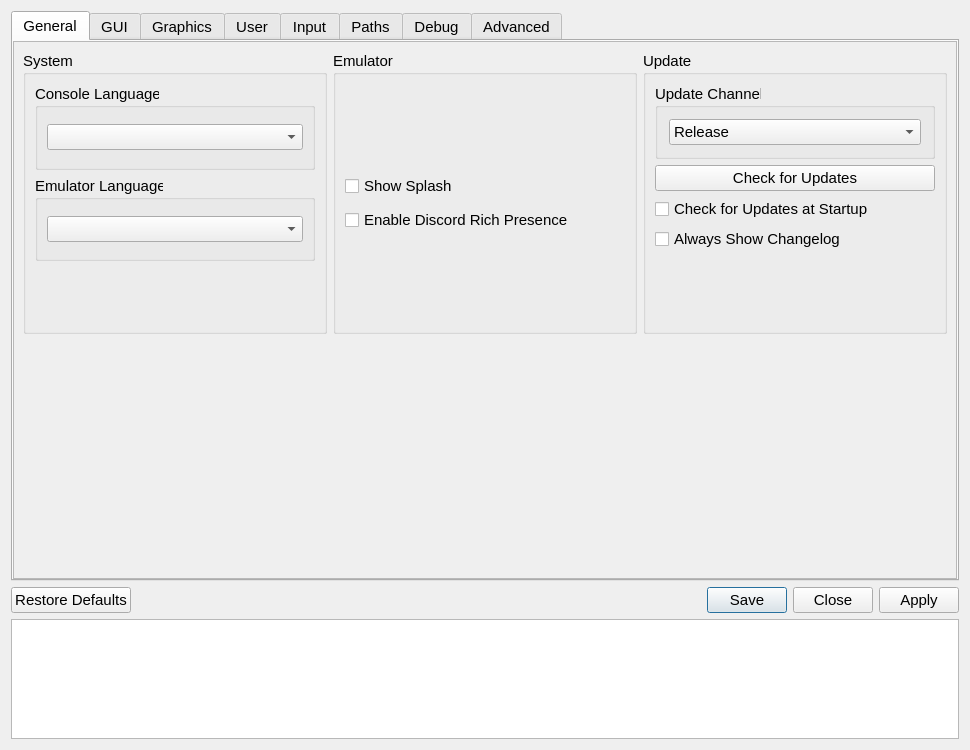
The window that src/qt_gui/settings_dialog.ui (rainmakerv3/shadPS4) describes before a commit, drawn with Qt 5.
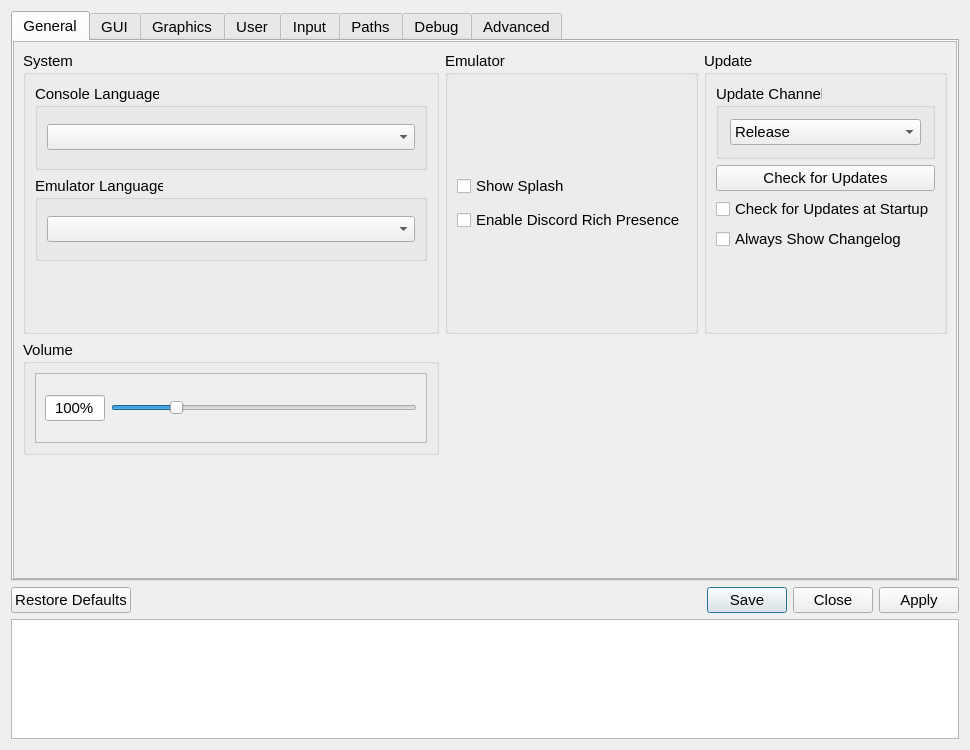
The same window after the commit. The open tabs and pages were chosen to show the change. Icons and pictures are not drawn.

Patch:
```diff
--- a/src/qt_gui/settings_dialog.ui
+++ b/src/qt_gui/settings_dialog.ui
@@ -86,148 +86,7 @@
           <property name="spacing">
            <number>6</number>
           </property>
-          <item row="0" column="1">
-           <layout class="QVBoxLayout" name="emulatorTabLayoutMiddle">
-            <property name="leftMargin">
-             <number>0</number>
-            </property>
-            <property name="rightMargin">
-             <number>0</number>
-            </property>
-            <property name="bottomMargin">
-             <number>0</number>
-            </property>
-            <item>
-             <widget class="QGroupBox" name="emulatorSettingsGroupBox">
-              <property name="sizePolicy">
-               <sizepolicy hsizetype="Preferred" vsizetype="Preferred">
-                <horstretch>0</horstretch>
-                <verstretch>0</verstretch>
-               </sizepolicy>
-              </property>
-              <property name="title">
-               <string>Emulator</string>
-              </property>
-              <property name="flat">
-               <bool>false</bool>
-              </property>
-              <property name="checkable">
-               <bool>false</bool>
-              </property>
-              <layout class="QVBoxLayout" name="additionalSettingsVLayout" stretch="0">
-               <property name="spacing">
-                <number>6</number>
-               </property>
-               <property name="leftMargin">
-                <number>9</number>
-               </property>
-               <property name="topMargin">
-                <number>9</number>
-               </property>
-               <property name="rightMargin">
-                <number>9</number>
-               </property>
-               <property name="bottomMargin">
-                <number>9</number>
-               </property>
-               <item>
-                <layout class="QVBoxLayout" name="emulatorverticalLayout">
-                 <property name="spacing">
-                  <number>10</number>
-                 </property>
-                 <item>
-                  <widget class="QCheckBox" name="showSplashCheckBox">
-                   <property name="text">
-                    <string>Show Splash</string>
-                   </property>
-                  </widget>
-                 </item>
-                 <item>
-                  <widget class="QCheckBox" name="discordRPCCheckbox">
-                   <property name="text">
-                    <string>Enable Discord Rich Presence</string>
-                   </property>
-                  </widget>
-                 </item>
-                </layout>
-               </item>
-              </layout>
-             </widget>
-            </item>
-           </layout>
-          </item>
-          <item row="0" column="0">
-           <layout class="QVBoxLayout" name="systemTabLayoutLeft">
-            <property name="spacing">
-             <number>6</number>
-            </property>
-            <property name="bottomMargin">
-             <number>0</number>
-            </property>
-            <item>
-             <widget class="QGroupBox" name="SystemSettings">
-              <property name="sizePolicy">
-               <sizepolicy hsizetype="Preferred" vsizetype="Preferred">
-                <horstretch>0</horstretch>
-                <verstretch>0</verstretch>
-               </sizepolicy>
-              </property>
-              <property name="sizeIncrement">
-               <size>
-                <width>0</width>
-                <height>0</height>
-               </size>
-              </property>
-              <property name="title">
-               <string>System</string>
-              </property>
-              <layout class="QVBoxLayout" name="emuSettingsLayout">
-               <property name="bottomMargin">
-                <number>70</number>
-               </property>
-               <item>
-                <widget class="QGroupBox" name="consoleLanguageGroupBox">
-                 <property name="title">
-                  <string>Console Language</string>
-                 </property>
-                 <layout class="QVBoxLayout" name="settingsLayout">
-                  <item>
-                   <widget class="QComboBox" name="consoleLanguageComboBox"/>
-                  </item>
-                 </layout>
-                </widget>
-               </item>
-               <item>
-                <widget class="QGroupBox" name="emulatorLanguageGroupBox">
-                 <property name="title">
-                  <string>Emulator Language</string>
-                 </property>
-                 <layout class="QVBoxLayout" name="langSettingsLayout">
-                  <item>
-                   <widget class="QComboBox" name="emulatorLanguageComboBox"/>
-                  </item>
-                 </layout>
-                </widget>
-               </item>
-              </layout>
-             </widget>
-            </item>
-           </layout>
-          </item>
-          <item row="1" column="1">
-           <spacer name="verticalSpacer_4">
-            <property name="orientation">
-             <enum>Qt::Orientation::Vertical</enum>
-            </property>
-            <property name="sizeHint" stdset="0">
-             <size>
-              <width>20</width>
-              <height>40</height>
-             </size>
-            </property>
-           </spacer>
-          </item>
-          <item row="1" column="0">
+          <item row="2" column="0">
            <spacer name="verticalSpacer_3">
             <property name="orientation">
              <enum>Qt::Orientation::Vertical</enum>
@@ -240,8 +99,8 @@
             </property>
            </spacer>
           </item>
-          <item row="1" column="2">
-           <spacer name="verticalSpacer_5">
+          <item row="2" column="2">
+           <spacer name="verticalSpacer_4">
             <property name="orientation">
              <enum>Qt::Orientation::Vertical</enum>
             </property>
@@ -253,7 +112,7 @@
             </property>
            </spacer>
           </item>
-          <item row="0" column="2">
+          <item row="0" column="3">
            <layout class="QVBoxLayout" name="updaterTabLayoutLeft">
             <property name="spacing">
              <number>6</number>
@@ -427,6 +286,228 @@
             </item>
            </layout>
           </item>
+          <item row="0" column="0">
+           <layout class="QVBoxLayout" name="systemTabLayoutLeft">
+            <property name="spacing">
+             <number>6</number>
+            </property>
+            <property name="bottomMargin">
+             <number>0</number>
+            </property>
+            <item>
+             <widget class="QGroupBox" name="SystemSettings">
+              <property name="sizePolicy">
+               <sizepolicy hsizetype="Expanding" vsizetype="Preferred">
+                <horstretch>0</horstretch>
+                <verstretch>0</verstretch>
+               </sizepolicy>
+              </property>
+              <property name="sizeIncrement">
+               <size>
+                <width>0</width>
+                <height>0</height>
+               </size>
+              </property>
+              <property name="title">
+               <string>System</string>
+              </property>
+              <layout class="QVBoxLayout" name="emuSettingsLayout">
+               <property name="bottomMargin">
+                <number>70</number>
+               </property>
+               <item>
+                <widget class="QGroupBox" name="consoleLanguageGroupBox">
+                 <property name="title">
+                  <string>Console Language</string>
+                 </property>
+                 <layout class="QVBoxLayout" name="settingsLayout">
+                  <item>
+                   <widget class="QComboBox" name="consoleLanguageComboBox"/>
+                  </item>
+                 </layout>
+                </widget>
+               </item>
+               <item>
+                <widget class="QGroupBox" name="emulatorLanguageGroupBox">
+                 <property name="title">
+                  <string>Emulator Language</string>
+                 </property>
+                 <layout class="QVBoxLayout" name="langSettingsLayout">
+                  <item>
+                   <widget class="QComboBox" name="emulatorLanguageComboBox"/>
+                  </item>
+                 </layout>
+                </widget>
+               </item>
+              </layout>
+             </widget>
+            </item>
+           </layout>
+          </item>
+          <item row="1" column="0">
+           <widget class="QGroupBox" name="volumeSliderElement">
+            <property name="title">
+             <string>Volume</string>
+            </property>
+            <layout class="QVBoxLayout" name="volumeLayout">
+             <item>
+              <widget class="QScrollArea" name="scrollArea">
+               <property name="sizePolicy">
+                <sizepolicy hsizetype="Expanding" vsizetype="Minimum">
+                 <horstretch>0</horstretch>
+                 <verstretch>0</verstretch>
+                </sizepolicy>
+               </property>
+               <property name="toolTip">
+                <string/>
+               </property>
+               <property name="widgetResizable">
+                <bool>true</bool>
+               </property>
+               <widget class="QWidget" name="scrollAreaWidgetContents_2">
+                <property name="geometry">
+                 <rect>
+                  <x>0</x>
+                  <y>0</y>
+                  <width>402</width>
+                  <height>68</height>
+                 </rect>
+                </property>
+                <layout class="QHBoxLayout" name="horizontalLayout_6">
+                 <item>
+                  <widget class="QLineEdit" name="volumeText">
+                   <property name="sizePolicy">
+                    <sizepolicy hsizetype="Fixed" vsizetype="Maximum">
+                     <horstretch>0</horstretch>
+                     <verstretch>0</verstretch>
+                    </sizepolicy>
+                   </property>
+                   <property name="maximumSize">
+                    <size>
+                     <width>60</width>
+                     <height>16777215</height>
+                    </size>
+                   </property>
+                   <property name="text">
+                    <string>100%</string>
+                   </property>
+                   <property name="alignment">
+                    <set>Qt::AlignmentFlag::AlignCenter</set>
+                   </property>
+                   <property name="readOnly">
+                    <bool>true</bool>
+                   </property>
+                  </widget>
+                 </item>
+                 <item>
+                  <widget class="QSlider" name="horizontalVolumeSlider">
+                   <property name="focusPolicy">
+                    <enum>Qt::FocusPolicy::StrongFocus</enum>
+                   </property>
+                   <property name="maximum">
+                    <number>500</number>
+                   </property>
+                   <property name="value">
+                    <number>100</number>
+                   </property>
+                   <property name="sliderPosition">
+                    <number>100</number>
+                   </property>
+                   <property name="orientation">
+                    <enum>Qt::Orientation::Horizontal</enum>
+                   </property>
+                  </widget>
+                 </item>
+                </layout>
+               </widget>
+              </widget>
+             </item>
+            </layout>
+           </widget>
+          </item>
+          <item row="0" column="2">
+           <layout class="QVBoxLayout" name="emulatorTabLayoutMiddle">
+            <property name="leftMargin">
+             <number>0</number>
+            </property>
+            <property name="rightMargin">
+             <number>0</number>
+            </property>
+            <property name="bottomMargin">
+             <number>0</number>
+            </property>
+            <item>
+             <widget class="QGroupBox" name="emulatorSettingsGroupBox">
+              <property name="sizePolicy">
+               <sizepolicy hsizetype="Preferred" vsizetype="Preferred">
+                <horstretch>0</horstretch>
+                <verstretch>0</verstretch>
+               </sizepolicy>
+              </property>
+              <property name="title">
+               <string>Emulator</string>
+              </property>
+              <property name="flat">
+               <bool>false</bool>
+              </property>
+              <property name="checkable">
+               <bool>false</bool>
+              </property>
+              <layout class="QVBoxLayout" name="additionalSettingsVLayout" stretch="0">
+               <property name="spacing">
+                <number>6</number>
+               </property>
+               <property name="leftMargin">
+                <number>9</number>
+               </property>
+               <property name="topMargin">
+                <number>9</number>
+               </property>
+               <property name="rightMargin">
+                <number>9</number>
+               </property>
+               <property name="bottomMargin">
+                <number>9</number>
+               </property>
+               <item>
+                <layout class="QVBoxLayout" name="emulatorverticalLayout">
+                 <property name="spacing">
+                  <number>10</number>
+                 </property>
+                 <item>
+                  <widget class="QCheckBox" name="showSplashCheckBox">
+                   <property name="text">
+                    <string>Show Splash</string>
+                   </property>
+                  </widget>
+                 </item>
+                 <item>
+                  <widget class="QCheckBox" name="discordRPCCheckbox">
+                   <property name="text">
+                    <string>Enable Discord Rich Presence</string>
+                   </property>
+                  </widget>
+                 </item>
+                </layout>
+               </item>
+              </layout>
+             </widget>
+            </item>
+           </layout>
+          </item>
+          <item row="2" column="3">
+           <spacer name="verticalSpacer_5">
+            <property name="orientation">
+             <enum>Qt::Orientation::Vertical</enum>
+            </property>
+            <property name="sizeHint" stdset="0">
+             <size>
+              <width>20</width>
+              <height>40</height>
+             </size>
+            </property>
+           </spacer>
+          </item>
          </layout>
         </item>
        </layout>
```
Left out of the diff: 22 changed lines with no effect on the pictures.
